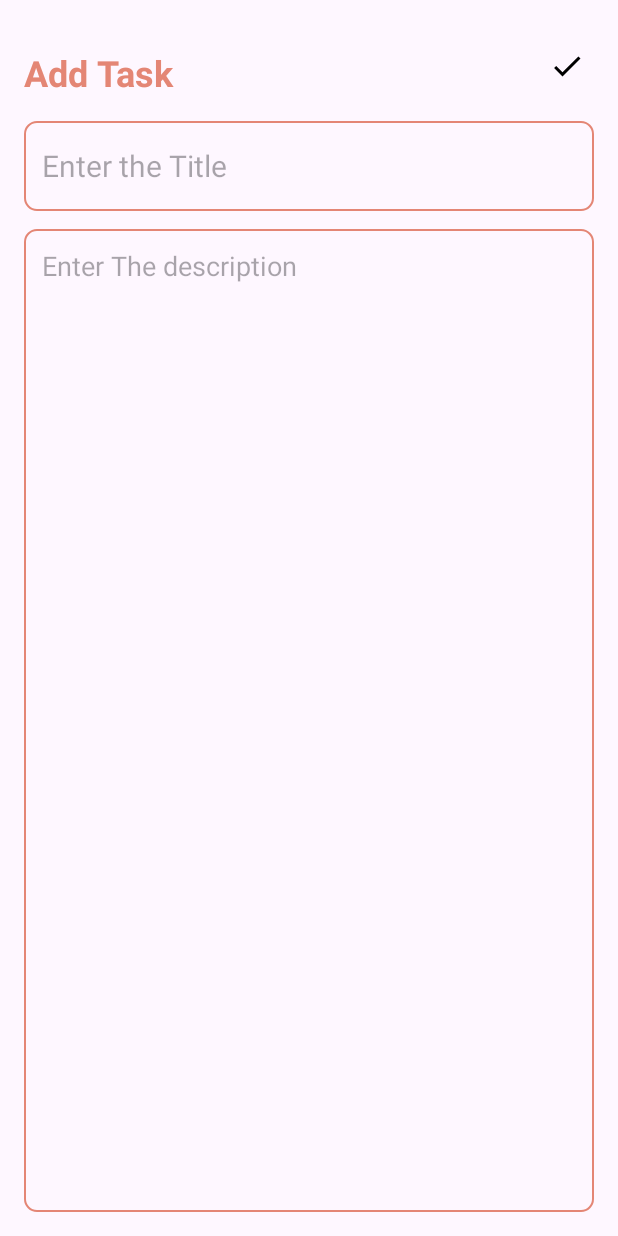
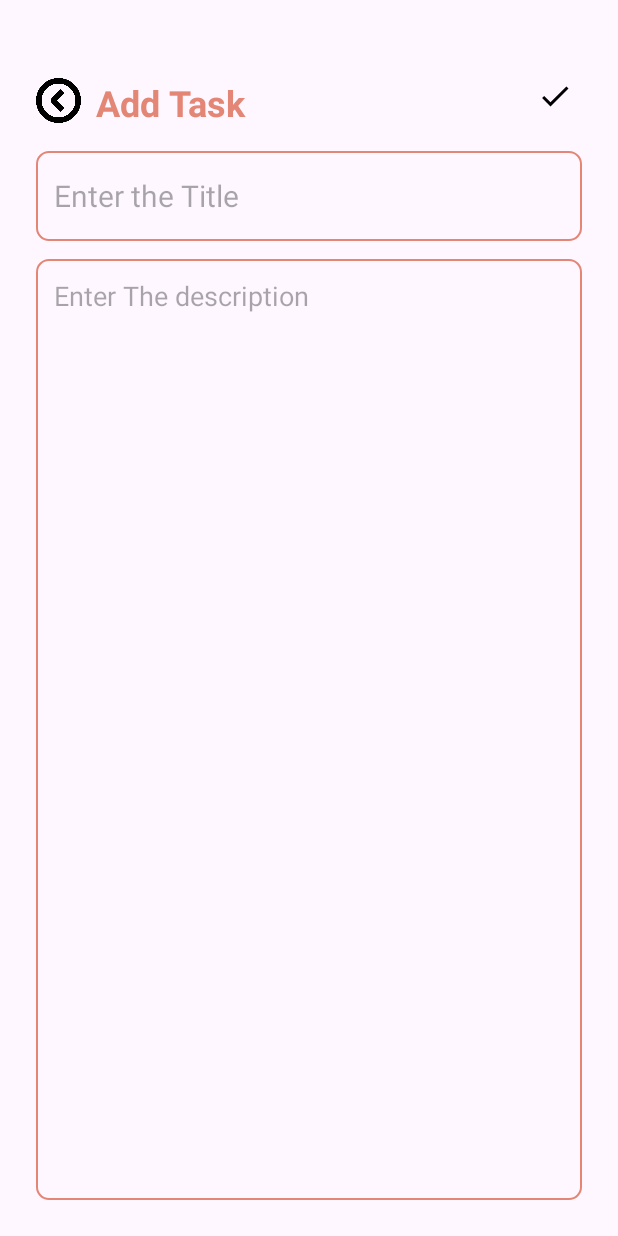
Before and after one commit to Ishara-Sewwandi/DoIt, an Android app: the AddTask screen opened directly, with no data from a screen before it, on a phone screen of 412 x 824 dp. Run offline under Robolectric (Android 15) with nearby library versions, the phone set to English and light mode, and no system bars.

Commit message:
add back home functionality

```diff
--- a/app/src/main/java/com/example/doit/AddTask.kt
+++ b/app/src/main/java/com/example/doit/AddTask.kt
@@ -1,9 +1,11 @@
 package com.example.doit
 
 import android.app.Activity
+import android.content.Intent
 import androidx.appcompat.app.AppCompatActivity
 import android.os.Bundle
 import android.view.LayoutInflater
+import android.widget.ImageView
 import android.widget.Toast
 import com.example.doit.databinding.ActivityAddTaskBinding
 import com.example.doit.databinding.ActivityMainBinding
@@ -30,5 +32,12 @@ class AddTask : AppCompatActivity() {
 
         }
 
+        val pSkip = findViewById<ImageView>(R.id.pSkip);
+        pSkip.setOnClickListener{
+
+            val intent = Intent(this,MainActivity::class.java);
+            startActivity(intent);
+        }
+
     }
 }
--- a/app/src/main/res/layout/activity_add_task.xml
+++ b/app/src/main/res/layout/activity_add_task.xml
@@ -6,19 +6,37 @@
     android:layout_width="match_parent"
     android:layout_height="match_parent"
     android:orientation="vertical"
-    android:padding="16dp"
+    android:padding="24dp"
     tools:context=".AddTask">
+
+    <ImageView
+        android:id="@+id/pSkip"
+        android:layout_width="30dp"
+        android:layout_height="30dp"
+        android:layout_marginTop="28dp"
+        android:layout_marginEnd="10dp"
+        android:layout_alignParentStart="true"
+        android:layout_alignParentTop="true"
+        app:srcCompat="@drawable/angle_circle_left__1_" />
+<!--        app:layout_constraintHorizontal_bias="0.144"-->
+<!--        app:layout_constraintStart_toStartOf="parent"-->
+<!--        app:layout_constraintTop_toTopOf="parent"-->
+<!--        android:layout_alignTop="@+id/addtask"-->
+
 
     <TextView
         android:id="@+id/addtask"
         android:layout_width="wrap_content"
         android:layout_height="wrap_content"
-        android:layout_alignParentTop="true"
-        android:layout_marginTop="16dp"
+        android:layout_toEndOf="@id/pSkip"
+        android:layout_alignTop="@id/pSkip"
         android:text="Add Task"
         android:textSize="24sp"
         android:textStyle="bold"
         android:textColor="@color/brown"/>
+<!--        android:layout_alignParentTop="true"-->
+<!--        android:layout_marginTop="16dp"-->
+
 
     <ImageView
         android:id="@+id/addsavebtn"
--- a/app/src/main/res/layout/activity_main.xml
+++ b/app/src/main/res/layout/activity_main.xml
@@ -14,7 +14,7 @@
         android:layout_height="wrap_content"
         android:layout_alignParentTop="true"
         android:layout_marginTop="16dp"
-        android:text="All Task"
+        android:text="All Tasks"
         android:layout_marginStart="18dp"
         android:textSize="24sp"
         android:textStyle="bold"
```
Also changed, not shown: app/src/main/java/com/example/doit/UpdateActivity.kt (+9 -0 lines), app/src/main/res/layout/activity_update.xml (+16 -3 lines), app/src/main/res/drawable/angle_circle_left__1_.png (added).
